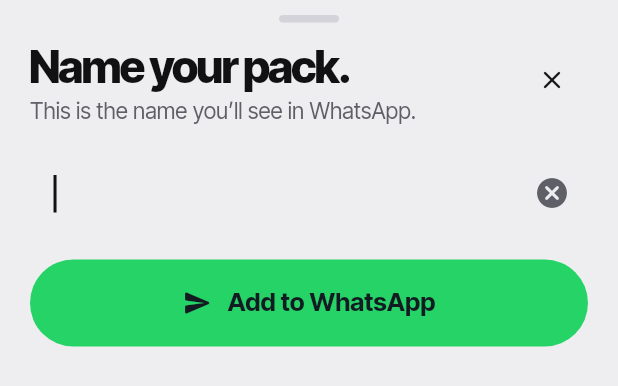
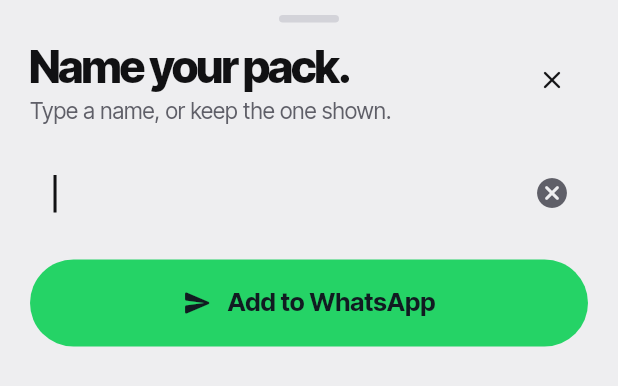
Before and after one commit to shamsu07/peel, a Flutter app: the _NameSheet widget shown alone on an empty page, opened directly with empty values, on a phone screen of 412 x 824 dp. Shown: the top 386 px of the screen. Run offline on Flutter 3.47's test engine with Material 3 defaults, Android fonts, the phone set to English and light mode, and no system bars; our stand-ins replace file_picker, flutter_riverpod, go_router, google_fonts, image_picker, just_audio and 4 more; missing offline and left inert: audio_session, dart:ffi, gal, record; statements that could not run were skipped.

Commit message:
Show the suggested pack name as a faint hint
The name field starts empty with the suggestion as a light hint, so
it's clear what's typed and what's offered. Leaving it empty keeps the
suggestion.

```diff
--- a/app/lib/features/export/pack_picker.dart
+++ b/app/lib/features/export/pack_picker.dart
@@ -67,11 +67,9 @@ class _NameSheet extends StatefulWidget {
 }
 
 class _NameSheetState extends State<_NameSheet> {
-  late final _controller = TextEditingController(text: widget.suggested)
-    ..selection = TextSelection(
-      baseOffset: 0,
-      extentOffset: widget.suggested.length,
-    );
+  // Starts empty: the suggested name shows as a faint hint and is used
+  // if nothing is typed.
+  final _controller = TextEditingController();
 
   @override
   void dispose() {
@@ -88,7 +86,7 @@ class _NameSheetState extends State<_NameSheet> {
   Widget build(BuildContext context) {
     return PeelSheet(
       title: 'Name your pack.',
-      subtitle: 'This is the name you’ll see in WhatsApp.',
+      subtitle: 'Type a name, or keep the one shown.',
       child: Column(
         crossAxisAlignment: CrossAxisAlignment.stretch,
         children: [
@@ -104,6 +102,9 @@ class _NameSheetState extends State<_NameSheet> {
               filled: true,
               fillColor: PeelColors.paper,
               hintText: widget.suggested,
+              hintStyle: PeelType.label(
+                color: PeelColors.muted.withValues(alpha: 0.55),
+              ).copyWith(fontSize: 18),
               counterText: '',
               border: OutlineInputBorder(
                 borderRadius: BorderRadius.circular(16),
```
